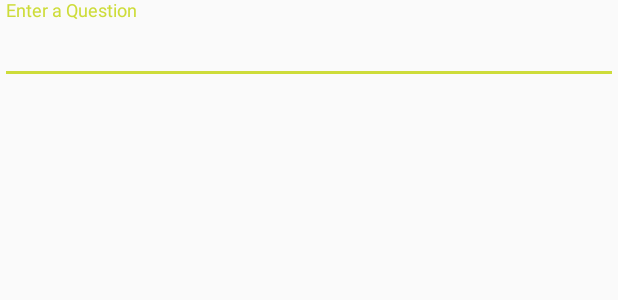
After one commit to Meshers/sparq-application, an Android app: the layout dialog_new_thread_question.xml on its own in the app's theme, with its tools: preview values and no code run, on a phone screen of 412 x 824 dp. The commit adds this screen. Shown: the top 300 px of the screen. Run offline under Robolectric (Android 15) with nearby library versions, the phone set to English and light mode, and no system bars.

Commit message:
Corrected dialog

```diff
--- a/app/src/main/java/com/sparq/application/userinterface/EventActivity.java
+++ b/app/src/main/java/com/sparq/application/userinterface/EventActivity.java
@@ -222,7 +222,7 @@ public class EventActivity extends AppCompatActivity {
 
         MaterialDialog dialog = new MaterialDialog.Builder(EventActivity.this)
                 .title(getResources().getString(R.string.new_question))
-                .customView(R.layout.dialog_new_question, true)
+                .customView(R.layout.dialog_new_thread_question, true)
                 .positiveText("POST")
                 .negativeText("CANCEL")
                 .onPositive(new MaterialDialog.SingleButtonCallback() {
--- a/app/src/main/java/com/sparq/application/userinterface/adapter/QuestionAnswerListAdapter.java
+++ b/app/src/main/java/com/sparq/application/userinterface/adapter/QuestionAnswerListAdapter.java
@@ -145,7 +145,7 @@ public class QuestionAnswerListAdapter extends RecyclerView.Adapter<QuestionAnsw
         return questions.size();
     }
 
-    public HashMap<Integer, AnswerItem> getAnswerForQuestion(){
+    public ArrayList<AnswerItem> getAnswerForQuestion(){
 
         for(int questionId: answers.keySet()){
             AnswerItem answer = answers.get(questionId);
@@ -167,6 +167,8 @@ public class QuestionAnswerListAdapter extends RecyclerView.Adapter<QuestionAnsw
             }
         }
 
-        return answers;
+        ArrayList<AnswerItem> answerArray = new ArrayList<AnswerItem>(answers.values());
+
+        return answerArray;
     }
 }
--- /dev/null
+++ b/app/src/main/res/layout/dialog_new_thread_question.xml
@@ -0,0 +1,21 @@
+<?xml version="1.0" encoding="utf-8"?>
+<LinearLayout xmlns:android="http://schemas.android.com/apk/res/android"
+    android:layout_width="match_parent"
+    android:layout_height="wrap_content"
+    android:orientation="vertical">
+
+    <android.support.design.widget.TextInputLayout
+        android:id="@+id/question"
+        android:layout_width="match_parent"
+        android:textColorHint="@color/colorAccent"
+        android:layout_height="wrap_content">
+
+        <EditText
+            android:id="@+id/question_text"
+            android:layout_width="match_parent"
+            android:layout_height="wrap_content"
+            android:hint="Enter a Question" />
+
+    </android.support.design.widget.TextInputLayout>
+
+</LinearLayout>
```
Also changed, not shown: app/src/main/java/com/sparq/application/userinterface/QuestionareActivity.java (+44 -1 lines), app/src/main/java/com/sparq/application/userinterface/model/PollItem.java (+9 -0 lines).
